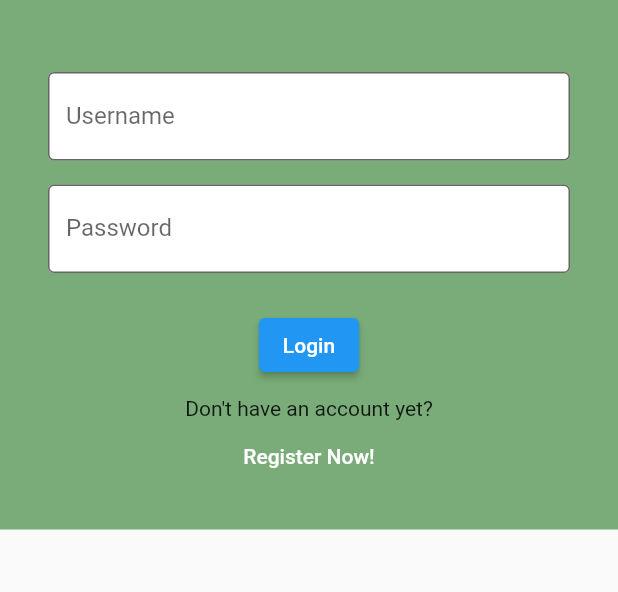
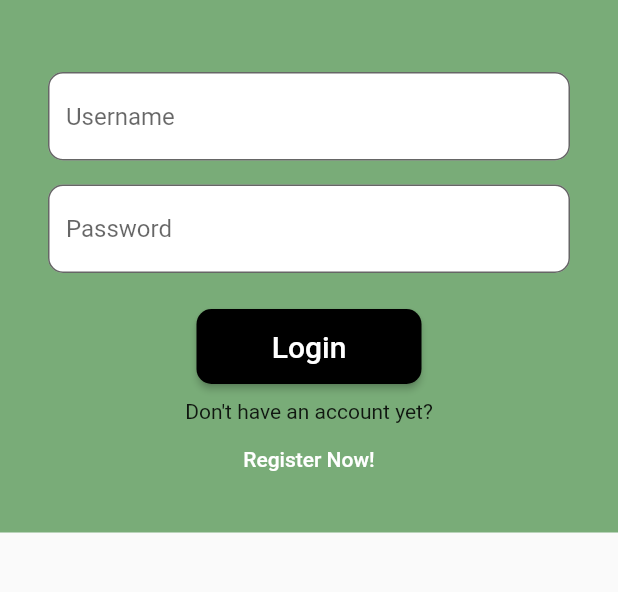
Before and after one commit to adiyuda46/quick_mart, a Flutter app: the screen it shows after launch, after a tap on "get started", on a phone screen of 412 x 824 dp, the part 543-1135 px from its top. Run offline on Flutter 3.47's test engine with Material 2 defaults, Android fonts, the phone set to English and light mode, and no system bars.

Commit message:
[fixing] login page

```diff
--- a/lib/ui/page/login_page.dart
+++ b/lib/ui/page/login_page.dart
@@ -4,9 +4,8 @@ import '../util/util.dart';
 class LoginPage extends StatelessWidget {
   const LoginPage({super.key});
 
-
   @override
- Widget build(BuildContext context) {
+  Widget build(BuildContext context) {
     return Scaffold(
       body: SingleChildScrollView(
         child: Container(
@@ -47,19 +46,24 @@ class LoginPage extends StatelessWidget {
                   children: [
                     TextField(
                       decoration: InputDecoration(
-                        labelText: 'Username',
+                        hintText: 'Username',
+                        alignLabelWithHint: true,
                         filled: true,
                         fillColor: Colors.white,
-                        border: OutlineInputBorder(),
+                        border: OutlineInputBorder(
+                          borderRadius: BorderRadius.circular(10),
+                        ),
+                        hintStyle: const TextStyle()
                       ),
                     ),
                     SizedBox(height: 16),
                     TextField(
                       decoration: InputDecoration(
-                        labelText: 'Password',
+                        hintText: 'Password',
                         filled: true,
                         fillColor: Colors.white,
-                        border: OutlineInputBorder(),
+                        border: OutlineInputBorder(
+                            borderRadius: BorderRadius.circular(10)),
                       ),
                       obscureText: true,
                     ),
@@ -68,7 +72,15 @@ class LoginPage extends StatelessWidget {
                       onPressed: () {
                         // Logika untuk proses login
                       },
-                      child: Text('Login'),
+                      child: Text(
+                        'Login',
+                        style: TextStyle(fontSize: 20),
+                      ),
+                      style: ElevatedButton.styleFrom(
+                          backgroundColor: Colors.black,
+                          fixedSize: Size(150, 50),
+                          shape: RoundedRectangleBorder(
+                              borderRadius: BorderRadius.circular(10))),
                     ),
                     SizedBox(height: 10),
                     Text("Don't have an account yet?"),
```
